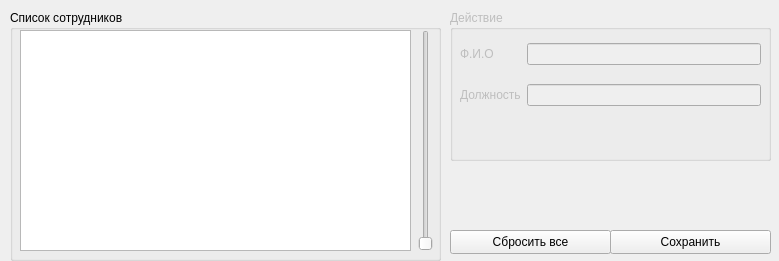
RedContain/diplom, file UI/settings_employes.ui: the form before one commit.
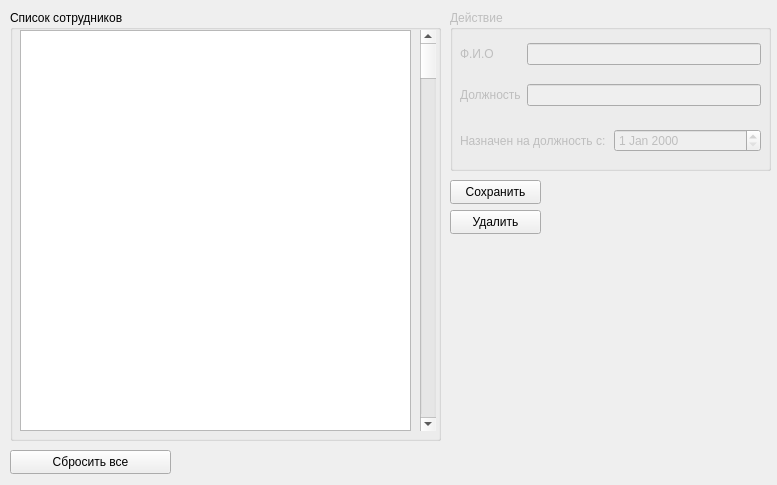
The form after the commit.

```diff
--- a/UI/settings_employes.ui
+++ b/UI/settings_employes.ui
@@ -6,8 +6,8 @@
    <rect>
     <x>0</x>
     <y>0</y>
-    <width>779</width>
-    <height>261</height>
+    <width>777</width>
+    <height>485</height>
    </rect>
   </property>
   <property name="windowTitle">
@@ -19,7 +19,7 @@
      <x>10</x>
      <y>10</y>
      <width>431</width>
-     <height>251</height>
+     <height>431</height>
     </rect>
    </property>
    <property name="title">
@@ -31,17 +31,17 @@
       <x>10</x>
       <y>20</y>
       <width>391</width>
-      <height>221</height>
+      <height>401</height>
      </rect>
     </property>
    </widget>
-   <widget class="QSlider" name="verticalSlider">
+   <widget class="QScrollBar" name="verticalScrollBar">
     <property name="geometry">
      <rect>
-      <x>400</x>
+      <x>410</x>
       <y>20</y>
-      <width>31</width>
-      <height>221</height>
+      <width>16</width>
+      <height>401</height>
      </rect>
     </property>
     <property name="orientation">
@@ -58,7 +58,7 @@
      <x>450</x>
      <y>10</y>
      <width>321</width>
-     <height>151</height>
+     <height>161</height>
     </rect>
    </property>
    <property name="title">
@@ -96,25 +96,34 @@
      </item>
     </layout>
    </widget>
-  </widget>
-  <widget class="QPushButton" name="pushButton">
-   <property name="geometry">
-    <rect>
-     <x>610</x>
-     <y>230</y>
-     <width>161</width>
-     <height>24</height>
-    </rect>
-   </property>
-   <property name="text">
-    <string>Сохранить</string>
-   </property>
+   <widget class="QWidget" name="gridLayoutWidget_2">
+    <property name="geometry">
+     <rect>
+      <x>10</x>
+      <y>110</y>
+      <width>301</width>
+      <height>41</height>
+     </rect>
+    </property>
+    <layout class="QGridLayout" name="gridLayout_2">
+     <item row="0" column="0">
+      <widget class="QLabel" name="label_3">
+       <property name="text">
+        <string>Назначен на должность с:</string>
+       </property>
+      </widget>
+     </item>
+     <item row="0" column="1">
+      <widget class="QDateEdit" name="dateEdit"/>
+     </item>
+    </layout>
+   </widget>
   </widget>
   <widget class="QPushButton" name="pushButton_2">
    <property name="geometry">
     <rect>
-     <x>450</x>
-     <y>230</y>
+     <x>10</x>
+     <y>450</y>
      <width>161</width>
      <height>24</height>
     </rect>
@@ -123,6 +132,38 @@
     <string>Сбросить все</string>
    </property>
   </widget>
+  <widget class="QPushButton" name="pushButton_4">
+   <property name="enabled">
+    <bool>true</bool>
+   </property>
+   <property name="geometry">
+    <rect>
+     <x>450</x>
+     <y>210</y>
+     <width>91</width>
+     <height>24</height>
+    </rect>
+   </property>
+   <property name="text">
+    <string>Удалить</string>
+   </property>
+  </widget>
+  <widget class="QPushButton" name="pushButton_3">
+   <property name="enabled">
+    <bool>true</bool>
+   </property>
+   <property name="geometry">
+    <rect>
+     <x>450</x>
+     <y>180</y>
+     <width>91</width>
+     <height>24</height>
+    </rect>
+   </property>
+   <property name="text">
+    <string>Сохранить</string>
+   </property>
+  </widget>
  </widget>
  <resources/>
  <connections/>
```
